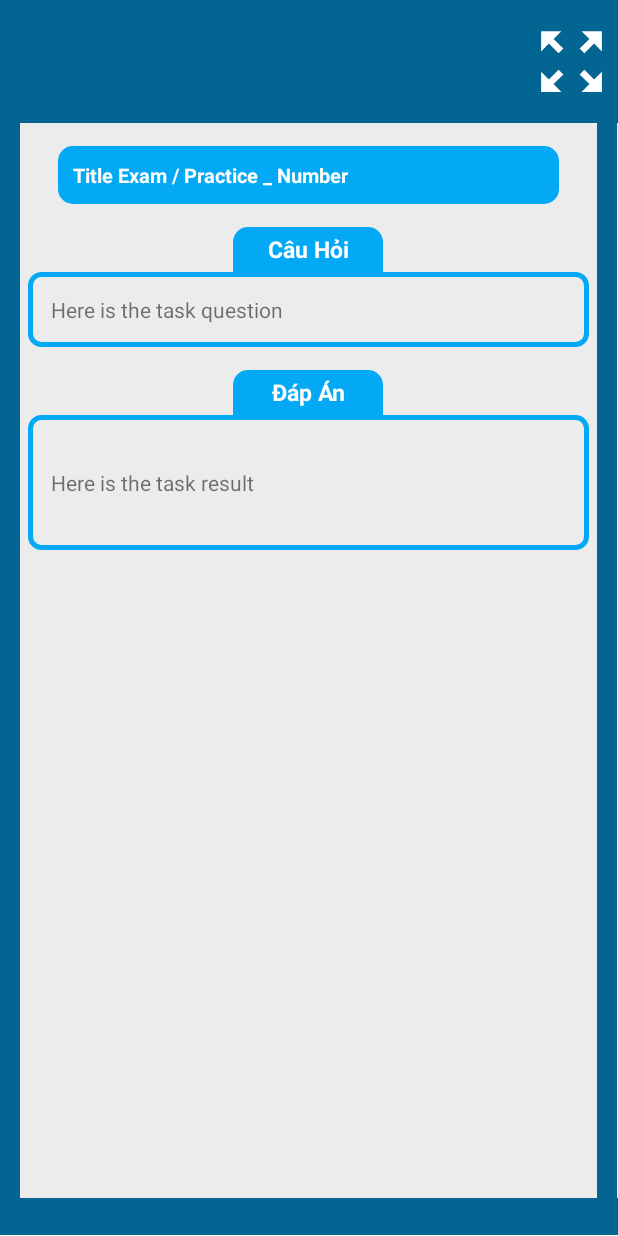
After one commit to aNhdUy13/Giai_Bai_Tap_Hoa_8_Luyen_Tap_Trac_Nghiem, an Android app: the layout layout_floating_widget.xml on its own in the app's theme, with its tools: preview values and no code run, on a phone screen of 412 x 824 dp. The commit adds this screen. Run offline under Robolectric (Android 15) with nearby library versions, the phone set to English and light mode, and no system bars.

Commit message:
update widget

```diff
--- a/app/src/main/AndroidManifest.xml
+++ b/app/src/main/AndroidManifest.xml
@@ -2,6 +2,8 @@
 <manifest xmlns:android="http://schemas.android.com/apk/res/android"
     package="com.nda.giai_bai_tap_hoa_lop_8">
 
+    <uses-permission android:name="android.permission.ACTION_MANAGE_OVERLAY_PERMISSION" />
+    <uses-permission android:name="android.permission.SYSTEM_ALERT_WINDOW"/>
     <uses-permission android:name="android.permission.INTERNET" />
     <uses-permission android:name="android.permission.RECEIVE_BOOT_COMPLETED" />
 
@@ -27,6 +29,8 @@
             </intent-filter>
         </activity>
 
+        <service android:name=".fn.Widget.FloatingWindowGFG"/>
+
         <meta-data
             android:name="com.startapp.sdk.APPLICATION_ID"
             android:value="207988034" />
--- /dev/null
+++ b/app/src/main/res/drawable/ic_base_zoom.xml
@@ -0,0 +1,5 @@
+<vector android:height="46dp" android:tint="#FFFFFF"
+    android:viewportHeight="24" android:viewportWidth="24"
+    android:width="46dp" xmlns:android="http://schemas.android.com/apk/res/android">
+    <path android:fillColor="@android:color/white" android:pathData="M15,3l2.3,2.3l-2.89,2.87l1.42,1.42L18.7,6.7L21,9V3H15zM3,9l2.3,-2.3l2.87,2.89l1.42,-1.42L6.7,5.3L9,3H3V9zM9,21l-2.3,-2.3l2.89,-2.87l-1.42,-1.42L5.3,17.3L3,15v6H9zM21,15l-2.3,2.3l-2.87,-2.89l-1.42,1.42l2.89,2.87L15,21h6V15z"/>
+</vector>
--- /dev/null
+++ b/app/src/main/res/drawable/ic_close.xml
@@ -0,0 +1,5 @@
+<vector android:height="24dp" android:tint="#FFFFFF"
+    android:viewportHeight="24" android:viewportWidth="24"
+    android:width="24dp" xmlns:android="http://schemas.android.com/apk/res/android">
+    <path android:fillColor="@android:color/white" android:pathData="M19,6.41L17.59,5 12,10.59 6.41,5 5,6.41 10.59,12 5,17.59 6.41,19 12,13.41 17.59,19 19,17.59 13.41,12z"/>
+</vector>
--- /dev/null
+++ b/app/src/main/res/drawable/ic_notification.xml
@@ -0,0 +1,5 @@
+<vector android:height="24dp" android:tint="#FFFFFF"
+    android:viewportHeight="24" android:viewportWidth="24"
+    android:width="24dp" xmlns:android="http://schemas.android.com/apk/res/android">
+    <path android:fillColor="@android:color/white" android:pathData="M7.58,4.08L6.15,2.65C3.75,4.48 2.17,7.3 2.03,10.5h2c0.15,-2.65 1.51,-4.97 3.55,-6.42zM19.97,10.5h2c-0.15,-3.2 -1.73,-6.02 -4.12,-7.85l-1.42,1.43c2.02,1.45 3.39,3.77 3.54,6.42zM18,11c0,-3.07 -1.64,-5.64 -4.5,-6.32L13.5,4c0,-0.83 -0.67,-1.5 -1.5,-1.5s-1.5,0.67 -1.5,1.5v0.68C7.63,5.36 6,7.92 6,11v5l-2,2v1h16v-1l-2,-2v-5zM12,22c0.14,0 0.27,-0.01 0.4,-0.04 0.65,-0.14 1.18,-0.58 1.44,-1.18 0.1,-0.24 0.15,-0.5 0.15,-0.78h-4c0.01,1.1 0.9,2 2.01,2z"/>
+</vector>
--- /dev/null
+++ b/app/src/main/res/drawable/shape_corner.xml
@@ -0,0 +1,8 @@
+<?xml version="1.0" encoding="utf-8"?>
+<shape
+    xmlns:android="http://schemas.android.com/apk/res/android">
+
+    <solid android:color="#03A9F4"/>
+
+    <corners android:radius="10dp" />
+</shape>
--- /dev/null
+++ b/app/src/main/res/layout/layout_floating_widget.xml
@@ -0,0 +1,186 @@
+<?xml version="1.0" encoding="utf-8"?>
+<RelativeLayout
+    xmlns:android="http://schemas.android.com/apk/res/android"
+    xmlns:app="http://schemas.android.com/apk/res-auto"
+    xmlns:tools="http://schemas.android.com/tools"
+    android:layout_width="match_parent"
+    android:layout_height="match_parent">
+
+    <LinearLayout
+        android:layout_width="match_parent"
+        android:layout_height="match_parent"
+        android:weightSum="10"
+        android:orientation="vertical">
+        <LinearLayout
+            android:background="#036591"
+            android:layout_width="match_parent"
+            android:layout_height="0dp"
+            android:weightSum="2"
+            android:layout_weight="1">
+
+
+            <LinearLayout
+                android:padding="5dp"
+                android:layout_width="0dp"
+                android:layout_height="match_parent"
+                android:layout_weight="1.6">
+
+
+
+            </LinearLayout>
+            <LinearLayout
+                android:layout_width="0dp"
+                android:layout_height="match_parent"
+                android:layout_weight="0.1"/>
+            <LinearLayout
+                android:padding="4dp"
+                android:layout_width="0dp"
+                android:layout_height="match_parent"
+                android:layout_weight="0.3">
+                <ImageView
+                    android:id="@+id/img_closeWidget"
+                    android:layout_width="match_parent"
+                    android:layout_height="match_parent"
+                    android:src="@drawable/ic_base_zoom" />
+            </LinearLayout>
+
+
+        </LinearLayout>
+
+        <LinearLayout
+            android:weightSum="3"
+            android:background="#ECECEC"
+            android:layout_width="match_parent"
+            android:layout_height="0dp"
+            android:layout_weight="8.7">
+            <LinearLayout
+                android:layout_width="0dp"
+                android:background="#036591"
+                android:layout_weight="0.1"
+                android:layout_height="match_parent"/>
+            <LinearLayout
+                android:layout_width="0dp"
+                android:layout_weight="2.8"
+                android:layout_height="match_parent">
+                <ScrollView
+                    android:layout_width="match_parent"
+                    android:layout_height="wrap_content">
+                    <LinearLayout
+                        android:gravity="center"
+                        android:layout_width="match_parent"
+                        android:layout_height="wrap_content"
+                        android:orientation="vertical">
+
+                        <LinearLayout
+                            android:padding="10dp"
+                            android:background="@drawable/shape_corner"
+                            android:layout_marginLeft="25dp"
+                            android:layout_marginRight="25dp"
+                            android:layout_marginTop="15dp"
+                            android:layout_width="match_parent"
+                            android:layout_height="wrap_content">
+                            <TextView
+                                android:id="@+id/txt_title"
+                                android:text="Title Exam / Practice _ Number"
+                                android:textStyle="bold"
+                                android:textColor="#FDFDFD"
+                                android:textSize="13dp"
+                                android:gravity="center"
+                                android:layout_width="wrap_content"
+                                android:layout_height="match_parent"/>
+                        </LinearLayout>
+
+                        <LinearLayout
+                            android:background="@drawable/shape_corner_top"
+                            android:layout_marginTop="15dp"
+                            android:layout_width="100dp"
+                            android:layout_height="30dp">
+                            <TextView
+                                android:textSize="15dp"
+                                android:text="Câu Hỏi"
+                                android:gravity="center"
+                                android:textColor="@color/white"
+                                android:textStyle="bold"
+                                android:layout_width="match_parent"
+                                android:layout_height="match_parent"/>
+                        </LinearLayout>
+                        <LinearLayout
+                            android:background="@drawable/shape_show_task_result"
+                            android:layout_marginLeft="5dp"
+                            android:layout_marginRight="5dp"
+                            android:padding="15dp"
+                            android:orientation="vertical"
+                            android:layout_width="match_parent"
+                            android:layout_height="wrap_content">
+                            <TextView
+                                android:id="@+id/txt_task_question"
+                                android:gravity="center|left"
+                                android:textSize="14dp"
+                                android:text="Here is the task question"
+                                android:layout_width="match_parent"
+                                android:layout_height="wrap_content"/>
+
+                        </LinearLayout>
+
+                        <LinearLayout
+                            android:background="@drawable/shape_corner_top"
+                            android:layout_marginTop="15dp"
+                            android:layout_width="100dp"
+                            android:layout_height="30dp">
+                            <TextView
+                                android:textSize="15dp"
+                                android:text="Đáp Án"
+                                android:gravity="center"
+                                android:textColor="@color/white"
+                                android:textStyle="bold"
+                                android:layout_width="match_parent"
+                                android:layout_height="match_parent"/>
+                        </LinearLayout>
+                        <LinearLayout
+                            android:background="@drawable/shape_show_task_result"
+                            android:layout_marginLeft="5dp"
+                            android:layout_marginRight="5dp"
+                            android:padding="15dp"
+                            android:orientation="vertical"
+                            android:layout_width="match_parent"
+                            android:layout_height="wrap_content">
+                            <TextView
+                                android:id="@+id/txt_task_result"
+                                android:gravity="center|left"
+                                android:textSize="14dp"
+                                android:layout_marginTop="20dp"
+                                android:layout_marginBottom="20dp"
+                                android:text="Here is the task result"
+                                android:layout_width="match_parent"
+                                android:layout_height="wrap_content"/>
+
+                        </LinearLayout>
+
+
+
+
+                        <LinearLayout
+                            android:layout_width="match_parent"
+                            android:layout_height="60dp"/>
+
+
+                    </LinearLayout>
+                </ScrollView>
+
+            </LinearLayout>
+
+            <LinearLayout
+                android:layout_width="0dp"
+                android:background="#036591"
+                android:layout_weight="0.1"
+                android:layout_height="match_parent"/>
+        </LinearLayout>
+
+        <LinearLayout
+            android:layout_width="match_parent"
+            android:background="#036591"
+            android:layout_weight="0.3"
+            android:layout_height="0dp"/>
+
+    </LinearLayout>
+</RelativeLayout>
```
Also changed, not shown: app/src/main/java/com/nda/giai_bai_tap_hoa_lop_8/fn/ShowTask_Result/ShowTask_Result.java (+121 -6 lines), app/src/main/java/com/nda/giai_bai_tap_hoa_lop_8/fn/Widget/Common.java (added, +14 -0 lines), app/src/main/java/com/nda/giai_bai_tap_hoa_lop_8/fn/Widget/FloatingWindowGFG.java (added, +216 -0 lines), app/src/main/res/drawable/shape_toast.xml (added, +8 -0 lines), app/src/main/res/layout/activity_show_task_result.xml (+19 -0 lines), app/src/main/res/layout/dialog_chu_y.xml (added, +66 -0 lines), app/src/main/res/layout/toast_custom_widget.xml (added, +36 -0 lines), app/src/main/res/mipmap-xxhdpi/chu_y_1.png (added), app/src/main/res/mipmap-xxhdpi/ic_ques.png (added), app/src/main/res/mipmap-xxhdpi/ic_zoom.png (added), 3 other files.
